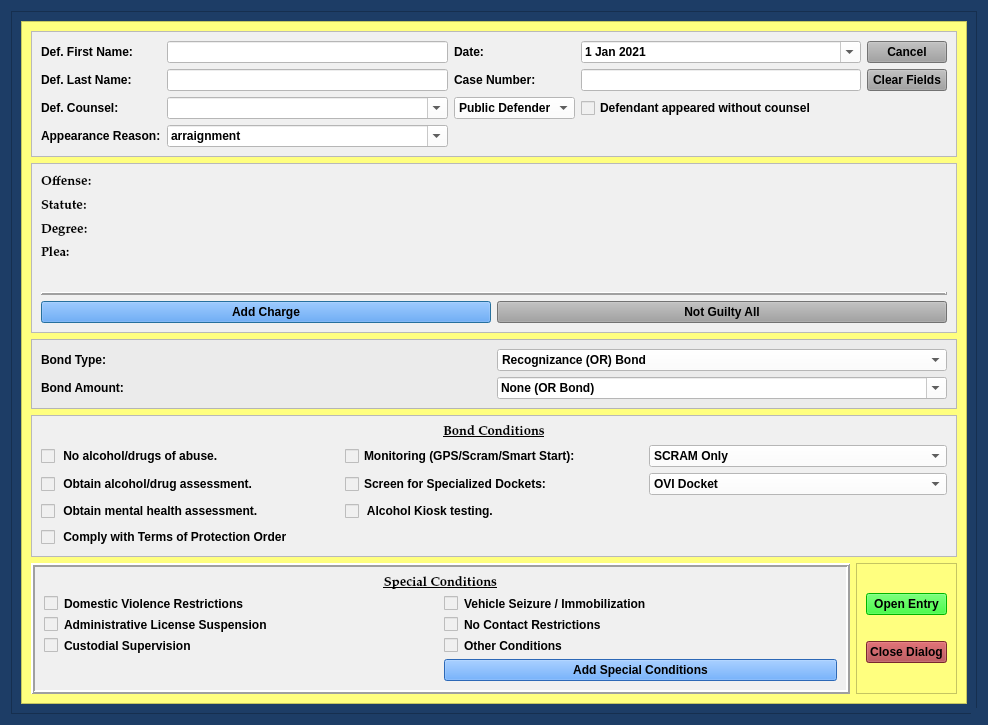
Before: the Qt Designer form package/views/ui/NotGuiltyBondDialog.ui in HunterProgram22/MuniEntry, drawn with Qt 5.
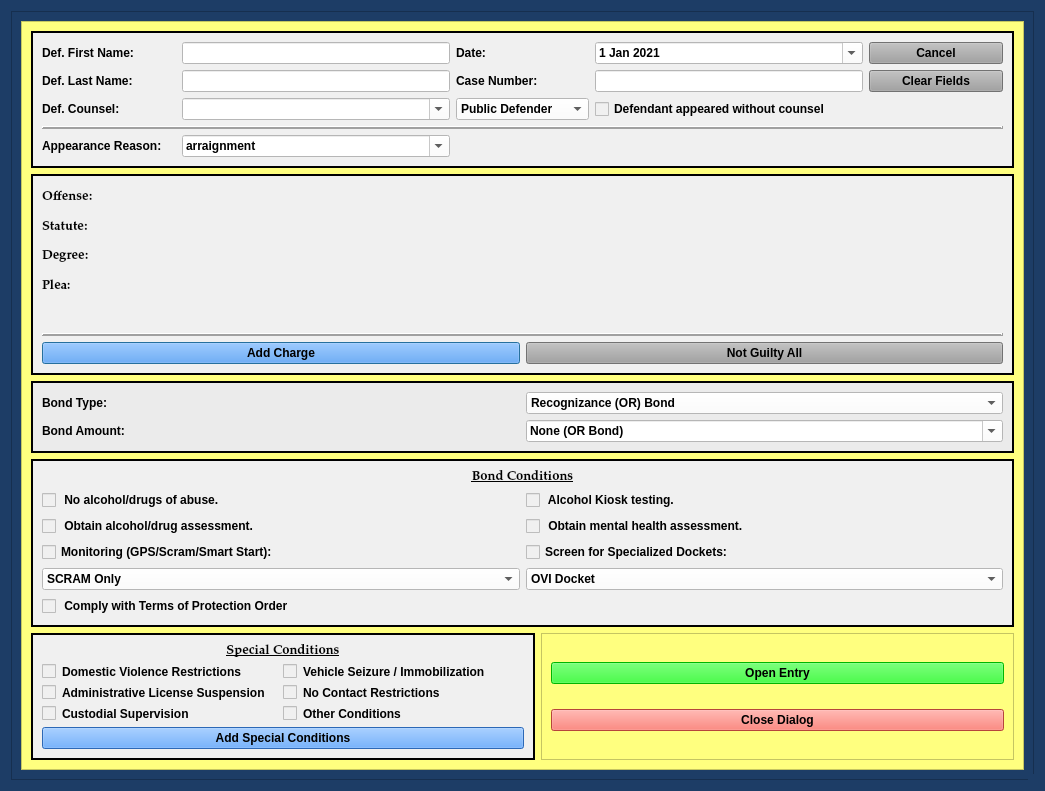
After: the same form once the commit is applied.

```diff
--- a/package/views/ui/NotGuiltyBondDialog.ui
+++ b/package/views/ui/NotGuiltyBondDialog.ui
@@ -9,8 +9,8 @@
    <rect>
     <x>0</x>
     <y>0</y>
-    <width>988</width>
-    <height>725</height>
+    <width>1045</width>
+    <height>791</height>
    </rect>
   </property>
   <property name="sizePolicy">
@@ -177,11 +177,11 @@
           <rect>
            <x>0</x>
            <y>0</y>
-           <width>931</width>
-           <height>727</height>
+           <width>988</width>
+           <height>768</height>
           </rect>
          </property>
-         <layout class="QGridLayout" name="gridLayout_9" rowstretch="1,2,0,1,1">
+         <layout class="QGridLayout" name="gridLayout_9" rowstretch="1,2,0,1,1" columnstretch="1,1">
           <item row="0" column="0" colspan="2">
            <widget class="QFrame" name="case_name_Frame">
             <property name="sizePolicy">
@@ -194,12 +194,15 @@
              <string notr="true">background-color: rgb(240, 240, 240);</string>
             </property>
             <property name="frameShape">
-             <enum>QFrame::StyledPanel</enum>
+             <enum>QFrame::Box</enum>
             </property>
             <property name="frameShadow">
-             <enum>QFrame::Raised</enum>
+             <enum>QFrame::Plain</enum>
             </property>
-            <layout class="QGridLayout" name="gridLayout">
+            <property name="lineWidth">
+             <number>2</number>
+            </property>
+            <layout class="QGridLayout" name="gridLayout" columnstretch="1,2,1,2,1">
              <item row="0" column="0">
               <widget class="QLabel" name="label">
                <property name="text">
@@ -242,6 +245,50 @@
                </property>
               </widget>
              </item>
+             <item row="2" column="1">
+              <widget class="QComboBox" name="defense_counsel_name_box">
+               <property name="styleSheet">
+                <string notr="true">background-color: rgb(255, 255, 255);</string>
+               </property>
+               <property name="editable">
+                <bool>true</bool>
+               </property>
+              </widget>
+             </item>
+             <item row="2" column="2">
+              <widget class="QComboBox" name="defense_counsel_type_box">
+               <property name="styleSheet">
+                <string notr="true">background-color: rgb(255, 255, 255);</string>
+               </property>
+               <item>
+                <property name="text">
+                 <string>Public Defender</string>
+                </property>
+               </item>
+               <item>
+                <property name="text">
+                 <string>Private Counsel</string>
+                </property>
+               </item>
+              </widget>
+             </item>
+             <item row="2" column="3">
+              <widget class="QCheckBox" name="defense_counsel_waived_checkBox">
+               <property name="text">
+                <string>Defendant appeared without counsel</string>
+               </property>
+              </widget>
+             </item>
+             <item row="1" column="1">
+              <widget class="QLineEdit" name="defendant_last_name_lineEdit">
+               <property name="enabled">
+                <bool>true</bool>
+               </property>
+               <property name="styleSheet">
+                <string notr="true">background-color: rgb(255, 255, 255);</string>
+               </property>
+              </widget>
+             </item>
              <item row="0" column="4">
               <widget class="QPushButton" name="cancel_Button">
                <property name="focusPolicy">
@@ -262,13 +309,10 @@
                </property>
               </widget>
              </item>
-             <item row="1" column="1">
-              <widget class="QLineEdit" name="defendant_last_name_lineEdit">
-               <property name="enabled">
-                <bool>true</bool>
-               </property>
-               <property name="styleSheet">
-                <string notr="true">background-color: rgb(255, 255, 255);</string>
+             <item row="1" column="2">
+              <widget class="QLabel" name="label_3">
+               <property name="text">
+                <string>Case Number:</string>
                </property>
               </widget>
              </item>
@@ -292,10 +336,10 @@
                </property>
               </widget>
              </item>
-             <item row="1" column="2">
-              <widget class="QLabel" name="label_3">
+             <item row="4" column="0">
+              <widget class="QLabel" name="label_11">
                <property name="text">
-                <string>Case Number:</string>
+                <string>Appearance Reason:</string>
                </property>
               </widget>
              </item>
@@ -312,14 +356,14 @@
                </property>
               </widget>
              </item>
-             <item row="3" column="0">
-              <widget class="QLabel" name="label_11">
+             <item row="2" column="0">
+              <widget class="QLabel" name="label_24">
                <property name="text">
-                <string>Appearance Reason:</string>
+                <string>Def. Counsel:</string>
                </property>
               </widget>
              </item>
-             <item row="3" column="1">
+             <item row="4" column="1">
               <widget class="QComboBox" name="appearance_reason_box">
                <property name="styleSheet">
                 <string notr="true">background-color: rgb(255, 255, 255);</string>
@@ -344,44 +388,16 @@
                </item>
               </widget>
              </item>
-             <item row="2" column="0">
-              <widget class="QLabel" name="label_24">
-               <property name="text">
-                <string>Def. Counsel:</string>
+             <item row="3" column="0" colspan="5">
+              <widget class="Line" name="line_2">
+               <property name="frameShadow">
+                <enum>QFrame::Raised</enum>
                </property>
-              </widget>
-             </item>
-             <item row="2" column="1">
-              <widget class="QComboBox" name="defense_counsel_name_box">
-               <property name="styleSheet">
-                <string notr="true">background-color: rgb(255, 255, 255);</string>
+               <property name="lineWidth">
+                <number>2</number>
                </property>
-               <property name="editable">
-                <bool>true</bool>
-               </property>
-              </widget>
-             </item>
-             <item row="2" column="2">
-              <widget class="QComboBox" name="defense_counsel_type_box">
-               <property name="styleSheet">
-                <string notr="true">background-color: rgb(255, 255, 255);</string>
-               </property>
-               <item>
-                <property name="text">
-                 <string>Public Defender</string>
-                </property>
-               </item>
-               <item>
-                <property name="text">
-                 <string>Private Counsel</string>
-                </property>
-               </item>
-              </widget>
-             </item>
-             <item row="2" column="3">
-              <widget class="QCheckBox" name="defense_counsel_waived_checkBox">
-               <property name="text">
-                <string>Defendant appeared without counsel</string>
+               <property name="orientation">
+                <enum>Qt::Horizontal</enum>
                </property>
               </widget>
              </item>
@@ -398,7 +414,7 @@
              <enum>QFrame::Box</enum>
             </property>
             <property name="frameShadow">
-             <enum>QFrame::Raised</enum>
+             <enum>QFrame::Plain</enum>
             </property>
             <property name="lineWidth">
              <number>2</number>
@@ -478,7 +494,7 @@
                </property>
               </widget>
              </item>
-             <item row="4" column="1">
+             <item row="4" column="0" colspan="2">
               <widget class="QPushButton" name="add_special_conditions_Button">
                <property name="styleSheet">
                 <string notr="true">background-color: rgb(62, 146, 255);
@@ -502,10 +518,13 @@
              <string notr="true">background-color: rgb(240, 240, 240);</string>
             </property>
             <property name="frameShape">
-             <enum>QFrame::StyledPanel</enum>
+             <enum>QFrame::Box</enum>
             </property>
             <property name="frameShadow">
-             <enum>QFrame::Raised</enum>
+             <enum>QFrame::Plain</enum>
+            </property>
+            <property name="lineWidth">
+             <number>2</number>
             </property>
             <layout class="QGridLayout" name="gridLayout_3">
              <item row="2" column="1">
@@ -645,7 +664,7 @@
              <item row="2" column="0">
               <widget class="QPushButton" name="close_dialog_Button">
                <property name="styleSheet">
-                <string notr="true">background-color: rgb(170, 58, 63);
+                <string notr="true">background-color: rgb(255, 96, 82);
 font: 75 11pt &quot;Palatino Linotype&quot;;
 font-weight: bold;</string>
                </property>
@@ -678,12 +697,44 @@
              <string notr="true">background-color: rgb(235, 235, 235);</string>
             </property>
             <property name="frameShape">
-             <enum>QFrame::StyledPanel</enum>
+             <enum>QFrame::Box</enum>
             </property>
             <property name="frameShadow">
-             <enum>QFrame::Raised</enum>
+             <enum>QFrame::Plain</enum>
+            </property>
+            <property name="lineWidth">
+             <number>2</number>
             </property>
             <layout class="QGridLayout" name="gridLayout_5">
+             <item row="1" column="0">
+              <widget class="QLabel" name="label_9">
+               <property name="text">
+                <string>Bond Amount:</string>
+               </property>
+              </widget>
+             </item>
+             <item row="0" column="1">
+              <widget class="QComboBox" name="bond_type_box">
+               <property name="styleSheet">
+                <string notr="true">background-color: rgb(255, 255, 255);</string>
+               </property>
+               <item>
+                <property name="text">
+                 <string>Recognizance (OR) Bond</string>
+                </property>
+               </item>
+               <item>
+                <property name="text">
+                 <string>10% Deposit, Cash or Surety Bond</string>
+                </property>
+               </item>
+               <item>
+                <property name="text">
+                 <string>Cash or Surety Bond</string>
+                </property>
+               </item>
+              </widget>
+             </item>
              <item row="0" column="0">
               <widget class="QLabel" name="label_8">
                <property name="text">
@@ -755,35 +806,6 @@
                </item>
               </widget>
              </item>
-             <item row="0" column="1">
-              <widget class="QComboBox" name="bond_type_box">
-               <property name="styleSheet">
-                <string notr="true">background-color: rgb(255, 255, 255);</string>
-               </property>
-               <item>
-                <property name="text">
-                 <string>Recognizance (OR) Bond</string>
-                </property>
-               </item>
-               <item>
-                <property name="text">
-                 <string>10% Deposit, Cash or Surety Bond</string>
-                </property>
-               </item>
-               <item>
-                <property name="text">
-                 <string>Cash or Surety Bond</string>
-                </property>
-               </item>
-              </widget>
-             </item>
-             <item row="1" column="0">
-              <widget class="QLabel" name="label_9">
-               <property name="text">
-                <string>Bond Amount:</string>
-               </property>
-              </widget>
-             </item>
             </layout>
            </widget>
           </item>
@@ -793,30 +815,50 @@
              <string notr="true">background-color: rgb(240, 240, 240);</string>
             </property>
             <property name="frameShape">
-             <enum>QFrame::StyledPanel</enum>
+             <enum>QFrame::Box</enum>
             </property>
             <property name="frameShadow">
-             <enum>QFrame::Raised</enum>
+             <enum>QFrame::Plain</enum>
             </property>
-            <layout class="QGridLayout" name="gridLayout_6">
-             <item row="1" column="1">
-              <widget class="QCheckBox" name="monitoring_checkBox">
-               <property name="layoutDirection">
-                <enum>Qt::LeftToRight</enum>
+            <property name="lineWidth">
+             <number>2</number>
+            </property>
+            <layout class="QGridLayout" name="gridLayout_2" columnstretch="1,1">
+             <item row="0" column="0" colspan="2">
+              <widget class="QLabel" name="label_7">
+               <property name="font">
+                <font>
+                 <family>Palatino Linotype</family>
+                 <pointsize>10</pointsize>
+                 <weight>75</weight>
+                 <italic>false</italic>
+                 <bold>true</bold>
+                 <underline>true</underline>
+                </font>
                </property>
                <property name="text">
-                <string>Monitoring (GPS/Scram/Smart Start):</string>
+                <string>Bond Conditions</string>
+               </property>
+               <property name="alignment">
+                <set>Qt::AlignCenter</set>
                </property>
               </widget>
              </item>
-             <item row="2" column="0">
+             <item row="3" column="0">
               <widget class="QCheckBox" name="alcohol_drugs_assessment_checkBox">
                <property name="text">
                 <string> Obtain alcohol/drug assessment. </string>
                </property>
               </widget>
              </item>
-             <item row="1" column="2">
+             <item row="2" column="0">
+              <widget class="QCheckBox" name="no_alcohol_drugs_checkBox">
+               <property name="text">
+                <string> No alcohol/drugs of abuse.</string>
+               </property>
+              </widget>
+             </item>
+             <item row="7" column="0">
               <widget class="QComboBox" name="monitoring_type_box">
                <property name="enabled">
                 <bool>true</bool>
@@ -861,34 +903,7 @@
                </item>
               </widget>
              </item>
-             <item row="2" column="1">
-              <widget class="QCheckBox" name="specialized_docket_checkBox">
-               <property name="text">
-                <string>Screen for Specialized Dockets:</string>
-               </property>
-              </widget>
-             </item>
-             <item row="0" column="0" colspan="3">
-              <widget class="QLabel" name="label_7">
-               <property name="font">
-                <font>
-                 <family>Palatino Linotype</family>
-                 <pointsize>10</pointsize>
-                 <weight>75</weight>
-                 <italic>false</italic>
-                 <bold>true</bold>
-                 <underline>true</underline>
-                </font>
-               </property>
-               <property name="text">
-                <string>Bond Conditions</string>
-               </property>
-               <property name="alignment">
-                <set>Qt::AlignCenter</set>
-               </property>
-              </widget>
-             </item>
-             <item row="2" column="2">
+             <item row="7" column="1">
               <widget class="QComboBox" name="specialized_docket_type_box">
                <property name="enabled">
                 <bool>true</bool>
@@ -913,28 +928,38 @@
                </item>
               </widget>
              </item>
+             <item row="6" column="1">
+              <widget class="QCheckBox" name="specialized_docket_checkBox">
+               <property name="text">
+                <string>Screen for Specialized Dockets:</string>
+               </property>
+              </widget>
+             </item>
+             <item row="6" column="0">
+              <widget class="QCheckBox" name="monitoring_checkBox">
+               <property name="layoutDirection">
+                <enum>Qt::LeftToRight</enum>
+               </property>
+               <property name="text">
+                <string>Monitoring (GPS/Scram/Smart Start):</string>
+               </property>
+              </widget>
+             </item>
              <item row="3" column="1">
-              <widget class="QCheckBox" name="alcohol_test_kiosk_checkBox">
-               <property name="text">
-                <string> Alcohol Kiosk testing.</string>
-               </property>
-              </widget>
-             </item>
-             <item row="1" column="0">
-              <widget class="QCheckBox" name="no_alcohol_drugs_checkBox">
-               <property name="text">
-                <string> No alcohol/drugs of abuse.</string>
-               </property>
-              </widget>
-             </item>
-             <item row="3" column="0">
               <widget class="QCheckBox" name="mental_health_assessment_checkBox">
                <property name="text">
                 <string> Obtain mental health assessment.</string>
                </property>
               </widget>
              </item>
-             <item row="4" column="0">
+             <item row="2" column="1">
+              <widget class="QCheckBox" name="alcohol_test_kiosk_checkBox">
+               <property name="text">
+                <string> Alcohol Kiosk testing.</string>
+               </property>
+              </widget>
+             </item>
+             <item row="8" column="0">
               <widget class="QCheckBox" name="comply_protection_order_checkBox">
                <property name="text">
                 <string> Comply with Terms of Protection Order</string>
```
Left out of the diff: 5 changed lines with no effect on the pictures.
